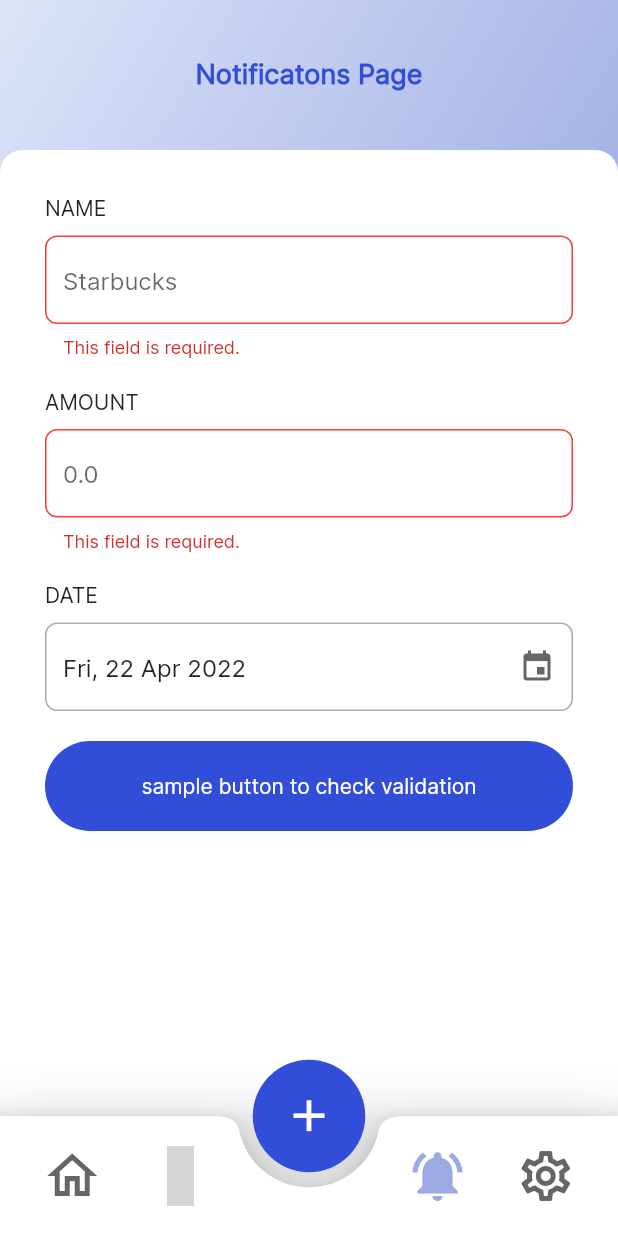
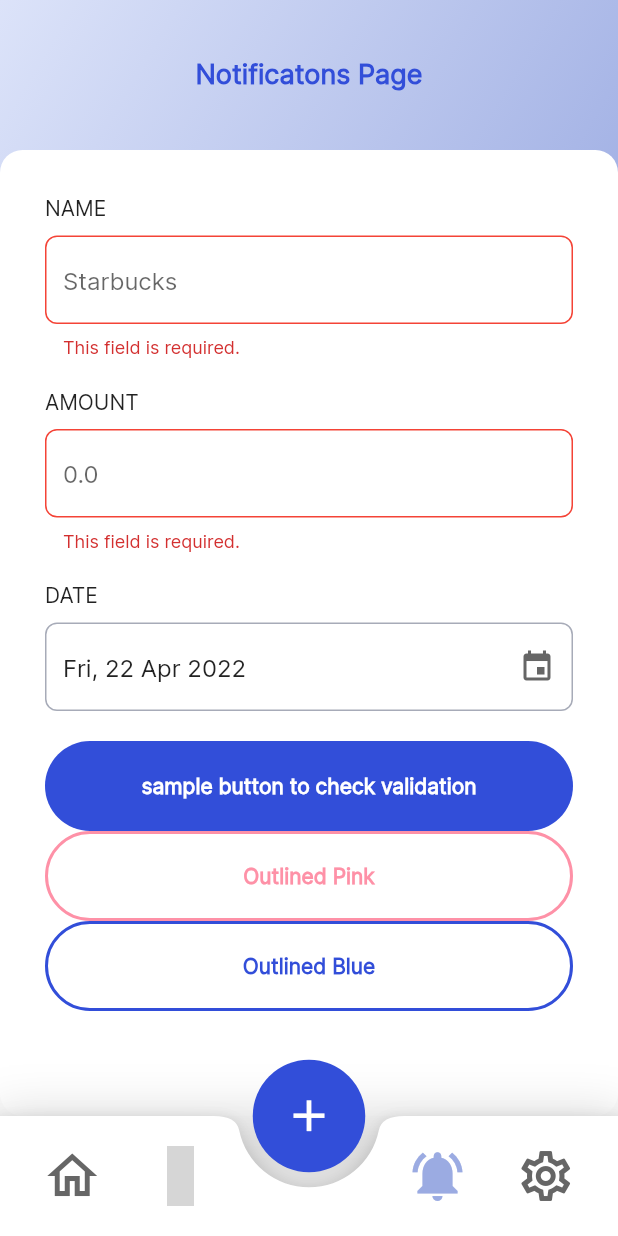
Before and after one commit to framgia/sph_flutter-capstone, a Flutter app: the screen it shows after launch, item 3 of the bottom bar chosen, after a tap on "sample button to check validation", on a phone screen of 412 x 824 dp. Run offline on Flutter 3.47's test engine with Material 2 defaults, Android fonts, the phone set to English and light mode, and no system bars; our stand-ins replace auto_route, hooks_riverpod, material_design_icons_flutter; missing offline and left inert: sqfentity, sqfentity_gen; accounts and stored records are empty; statements that could not run were skipped; grey boxes are pictures that could not be loaded.

Commit message:
Added the buttons in the form page

```diff
--- a/lib/views/pages/dashboard.dart
+++ b/lib/views/pages/dashboard.dart
@@ -5,7 +5,6 @@ import 'package:sun_flutter_capstone/consts/routes.dart';
 import 'package:sun_flutter_capstone/state/session_provider.dart';
 import 'package:sun_flutter_capstone/utils/routing.dart';
 import 'package:sun_flutter_capstone/views/widgets/buttons/filled_button_text.dart';
-import 'package:sun_flutter_capstone/views/widgets/buttons/outline_button_text.dart';
 import 'package:sun_flutter_capstone/views/widgets/template.dart';
 
 class Dashboard extends HookConsumerWidget {
@@ -35,15 +34,6 @@ class Dashboard extends HookConsumerWidget {
               text: 'Go To Notifications Page',
               onPressed: () => {navigateTo(context, Routes.notifications)},
             ),
-            OutlinedButtonText(
-              text: 'Outlined Pink',
-              color: AppColor.pink,
-              onPressed: () => {},
-            ),
-            OutlinedButtonText(
-              text: 'Outlined Blue',
-              onPressed: () => {},
-            ),
             Visibility(
               visible: user.username != 'User',
               child: ElevatedButton(
--- a/lib/views/pages/notifications.dart
+++ b/lib/views/pages/notifications.dart
@@ -1,9 +1,12 @@
 import 'package:flutter/material.dart';
 import 'package:hooks_riverpod/hooks_riverpod.dart';
+import 'package:sun_flutter_capstone/consts/global_style.dart';
 import 'package:sun_flutter_capstone/views/widgets/input/date_field.dart';
 import 'package:sun_flutter_capstone/views/widgets/input/input_field.dart';
 import 'package:sun_flutter_capstone/views/widgets/input/input_group.dart';
 import 'package:sun_flutter_capstone/views/widgets/template.dart';
+import 'package:sun_flutter_capstone/views/widgets/buttons/filled_button_text.dart';
+import 'package:sun_flutter_capstone/views/widgets/buttons/outline_button_text.dart';
 
 class NotificationsPage extends HookConsumerWidget {
   const NotificationsPage({Key? key}) : super(key: key);
@@ -28,6 +31,8 @@ class NotificationsPage extends HookConsumerWidget {
         ),
         child: Form(
           key: formKey,
+          child: SingleChildScrollView(
+            padding: EdgeInsets.only(bottom: 40),
             child: Column(
               mainAxisAlignment: MainAxisAlignment.start,
               children: [
@@ -53,20 +58,31 @@ class NotificationsPage extends HookConsumerWidget {
                     lastDate: DateTime.now(),
                   ),
                 ),
-              ElevatedButton(
+                FilledButtonText(
+                  text: 'sample button to check validation',
                   onPressed: () {
                     if (formKey.currentState!.validate()) {
                       showDialog(
                         context: context,
                         builder: (BuildContext context) => AlertDialog(
-                        content: Text('Values: ${nameController.text} ${amountController.text}'),
+                          content: Text(
+                              'Values: ${nameController.text} ${amountController.text}'),
                         ),
                       );
                     }
                   },
-                child: const Text('sample button to check validation'),
+                ),
+                OutlinedButtonText(
+                  text: 'Outlined Pink',
+                  color: AppColor.pink,
+                  onPressed: () => {},
+                ),
+                OutlinedButtonText(
+                  text: 'Outlined Blue',
+                  onPressed: () => {},
                 ),
               ],
+            ),
           ),
         ),
       ),
```
Lines whose indentation alone changed are shown as unchanged.
